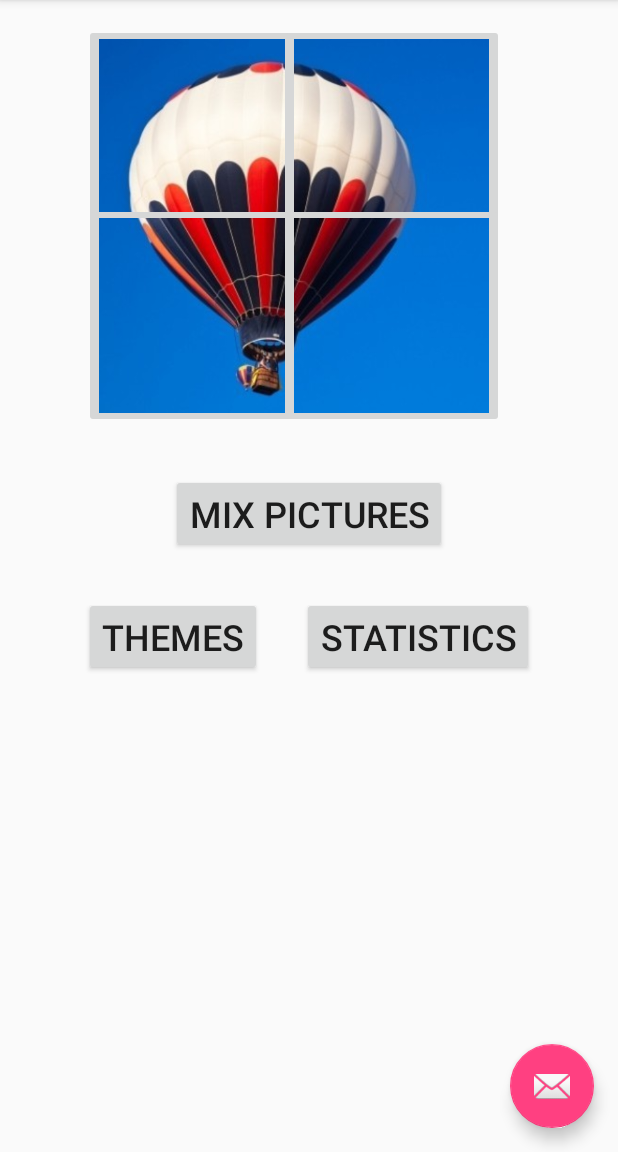
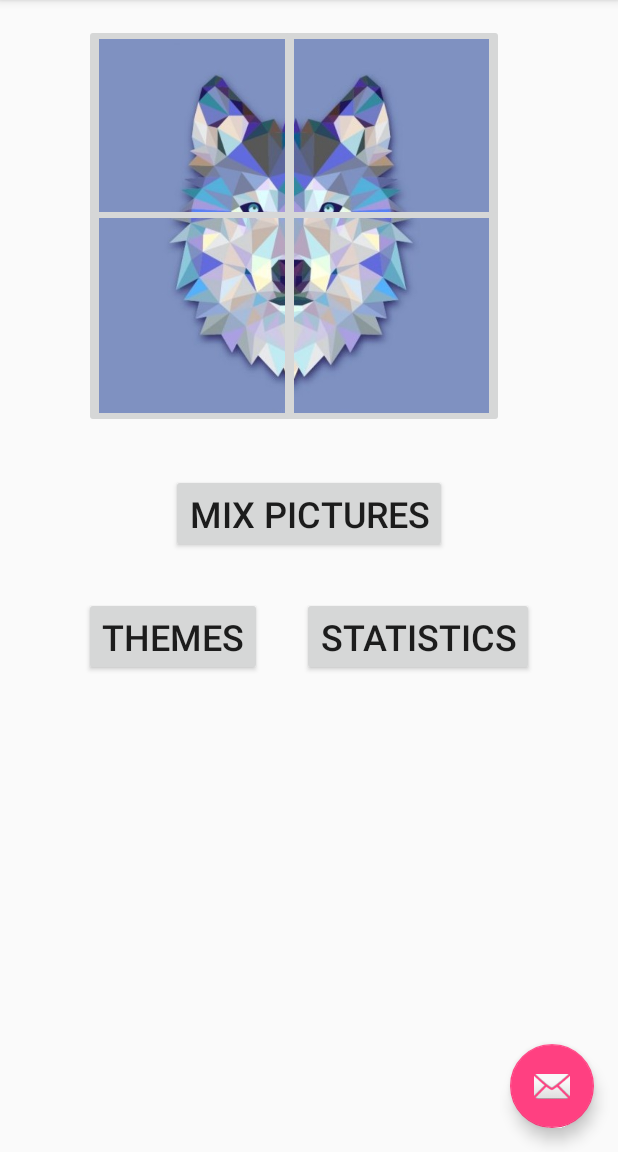
Before and after one commit to JunlingWang/JunlingWangBlockPuzzle2, an Android app: the screen it shows after launch (MainActivity), on a phone screen of 412 x 824 dp, the part 84-1236 px from its top. Run offline under Robolectric (Android 15) with nearby library versions, the phone set to English and light mode, and no system bars.

Commit message:
new stuff

```diff
--- a/app/src/main/java/com/example/junlingwang/junlingwangblockpuzzle2/MainActivity.java
+++ b/app/src/main/java/com/example/junlingwang/junlingwangblockpuzzle2/MainActivity.java
@@ -8,8 +8,28 @@ import android.support.v7.widget.Toolbar;
 import android.view.View;
 import android.view.Menu;
 import android.view.MenuItem;
+import android.widget.ImageButton;
+
+import java.util.ArrayList;
+import java.util.Arrays;
+import java.util.List;
+import java.util.Random;
 
 public class MainActivity extends AppCompatActivity {
+    public ImageButton imageButtonLeftTop;
+    public ImageButton imageButtonRightTop;
+    public ImageButton imageButtonLeftBottom;
+    public ImageButton imageButtonRightBottom;
+    private String imageCodeLeftTop;
+    private String imageCodeRightTop;
+    private String imageCodeLeftBottom;
+    private String imageCodeRightBottom;
+    private String currentPictureName;
+    private String POSITION_CODE_LEFT_TOP = "0";
+    private String POSITION_CODE_RIGHT_TOP = "1";
+    private String POSITION_CODE_LEFT_BOTTOM = "2";
+    private String POSITION_CODE_RIGHT_BOTTOM = "3";
+    public String themeCode = "0";
 
     @Override
     protected void onCreate(Bundle savedInstanceState) {
@@ -26,6 +46,14 @@ public class MainActivity extends AppCompatActivity {
                         .setAction("Action", null).show();
             }
         });
+        imageButtonLeftTop = (ImageButton) findViewById(R.id.imageButtonLeftTop);
+        imageButtonRightTop = (ImageButton) findViewById(R.id.imageButtonRightTop);
+        imageButtonLeftBottom = (ImageButton) findViewById(R.id.imageButtonLeftBottom);
+        imageButtonRightBottom = (ImageButton) findViewById(R.id.imageButtonRightBottom);
+        setImage("000");
+        setImage("001");
+        setImage("002");
+        setImage("003");
     }
 
     @Override
@@ -49,4 +77,71 @@ public class MainActivity extends AppCompatActivity {
 
         return super.onOptionsItemSelected(item);
     }
+
+    private void setImage(String imageCode){
+        String pictureToSet = "w_bird";
+        List<String> pictureNames = new ArrayList<>(
+                Arrays.asList(
+                        "p000wolf", "p001wolf", "p002wolf", "p003wolf",
+                        "p010bird", "p011bird", "p012bird","p013bird",
+                        "p020pig", "p021pig", "p022pig","p023pig",
+                        "p030tiger", "p031tiger", "p032tiger","p033tiger",
+                        "p100balloon", "p101balloon", "p102balloon","p103balloon",
+                        "p110car", "p111car", "p112car","p113car",
+                        "p120plane", "p121plane", "p122plane","p123plane",
+                        "p130ufo", "p131ufo", "p132ufo","p133ufo",
+                        "p200atom", "p201atom", "p202atom","p203atom",
+                        "p210dna", "p211dna", "p212dna","p213dna",
+                        "p220galaxy", "p221galaxy", "p222galaxy","p223galaxy",
+                        "p230spiral", "p231spiral", "p232spiral","p233spiral",
+                        "w_bird"
+                        )
+        );
+        for (int i=0; i<pictureNames.size(); i++){
+            if(pictureNames.get(i).contains(imageCode)){
+                pictureToSet = pictureNames.get(i);
+                currentPictureName = pictureToSet.substring(3);
+            }
+        }
+
+        int id = getResources()
+                .getIdentifier(pictureToSet, "drawable", getPackageName());
+        //int id = this.getResources().getIdentifier("p230spiral", "raw", this.getPackageName());
+        if (Character.toString(imageCode.charAt(2)).equals(POSITION_CODE_LEFT_TOP)) {
+            imageButtonLeftTop.setImageResource(id);
+        }
+        if (Character.toString(imageCode.charAt(2)).equals(POSITION_CODE_RIGHT_TOP)) {
+            imageButtonRightTop.setImageResource(id);
+        }
+        if (Character.toString(imageCode.charAt(2)).equals(POSITION_CODE_LEFT_BOTTOM)) {
+            imageButtonLeftBottom.setImageResource(id);
+        }
+        if (Character.toString(imageCode.charAt(2)).equals(POSITION_CODE_RIGHT_BOTTOM)) {
+            imageButtonRightBottom.setImageResource(id);
+        }
+    }
+
+    private void mixPictures(){
+        List<String> pictureNumbers = new ArrayList<>(Arrays.asList("0","1","2","3"));
+        Random rand = new Random();
+        int  index = rand.nextInt(4);
+        String pictureNum = pictureNumbers.get(index);
+        setImage(themeCode + pictureNum + POSITION_CODE_LEFT_TOP);
+        pictureNumbers.remove(pictureNum);
+        index = rand.nextInt(3);
+        pictureNum = pictureNumbers.get(index);
+        setImage(themeCode + pictureNum + POSITION_CODE_RIGHT_TOP);
+        pictureNumbers.remove(pictureNum);
+        index = rand.nextInt(2);
+        pictureNum = pictureNumbers.get(index);
+        setImage(themeCode + pictureNum + POSITION_CODE_LEFT_BOTTOM);
+        pictureNumbers.remove(pictureNum);
+        pictureNum = pictureNumbers.get(0);
+        setImage(themeCode + pictureNum + POSITION_CODE_RIGHT_BOTTOM);
+
+    }
+
+    public void startGame (View view){
+        mixPictures();
+    }
 }
```
Also changed, not shown: app/src/main/java/com/example/junlingwang/junlingwangblockpuzzle2/themeChoosing.java (+25 -0 lines).
